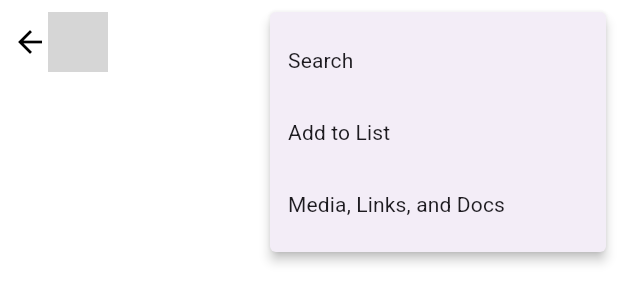
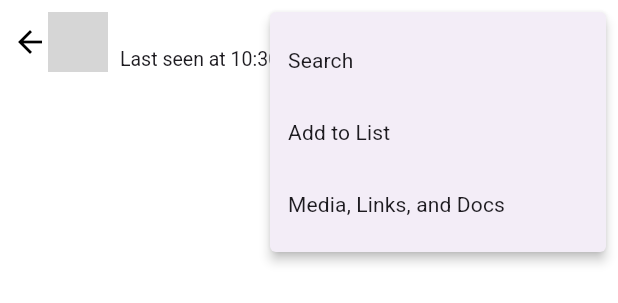
Before and after one commit to PavitraKamat/Whatsapp_clone, a Flutter app: the ChatAppBar widget shown alone on an empty page, opened directly with empty values, after a tap on the "more vert" icon, on a phone screen of 412 x 824 dp. Shown: the top 303 px of the screen. Run offline on Flutter 3.47's test engine with Material 3 defaults, Android fonts, the phone set to English and light mode, and no system bars; our stand-ins replace contacts_service, image_picker, permission_handler, sqflite; accounts and stored records are empty; grey boxes are pictures that could not be loaded.

Commit message:
lastSeen

```diff
--- a/lib/controller/onetooneChat_provider.dart
+++ b/lib/controller/onetooneChat_provider.dart
@@ -43,12 +43,14 @@ class OnetoonechatProvider extends ChangeNotifier {
     if (lastMessage != null) {
       _lastSeen = "Last seen at ${lastMessage.time}";
       notifyListeners();
+      //print("Last seen updated from database: $_lastSeen");
     }
   }
 
   void sendMessage(String text) {
     if (text.trim().isNotEmpty) {
       _lastSeen = "online";
+      print('$_lastSeen');
       notifyListeners();
 
       _chatController.sendMessage(text.trim(), _updateMessages, contactId);
@@ -56,6 +58,7 @@ class OnetoonechatProvider extends ChangeNotifier {
 
       Future.delayed(Duration(seconds: 7), () {
         _lastSeen = "Last seen at ${_getCurrentTime()}";
+        print('$_lastSeen');
         notifyListeners();
       });
 
@@ -72,9 +75,10 @@ class OnetoonechatProvider extends ChangeNotifier {
     );
 
     _messages.add(receivedMessage);
-    // _lastSeen = "Last seen at ${receivedMessage.time}";
     _chatController.saveMessage(receivedMessage, contactId);
+    _lastSeen = "Last seen at ${receivedMessage.time}";
     notifyListeners();
+    print('$_lastSeen');
   }
 
   void _simulateReceiverTyping() {
--- a/lib/presentation/components/chat_app_bar.dart
+++ b/lib/presentation/components/chat_app_bar.dart
@@ -1,4 +1,6 @@
 import 'package:flutter/material.dart';
+import 'package:provider/provider.dart';
+import 'package:wtsp_clone/controller/onetooneChat_provider.dart';
 import 'package:wtsp_clone/data/models/contact_model.dart';
 import 'package:wtsp_clone/data/models/profile_image_helper.dart';
 
@@ -36,7 +38,15 @@ class ChatAppBar extends StatelessWidget implements PreferredSizeWidget {
               contact.name,
               style: TextStyle(fontSize: 18.5, fontWeight: FontWeight.bold),
             ),
-            Text(contact.lastSeen, style: TextStyle(fontSize: 13)),
+            Consumer<OnetoonechatProvider>(
+              builder: (context, chatProvider, child) {
+                //print("UI Rebuilt - Last Seen: ${chatProvider.lastSeen}");
+                return Text(
+                  chatProvider.lastSeen,
+                  style: TextStyle(fontSize: 13),
+                );
+              },
+            ),
           ],
         ),
       ),
```
Also changed, not shown: flutter_01.png (added).
